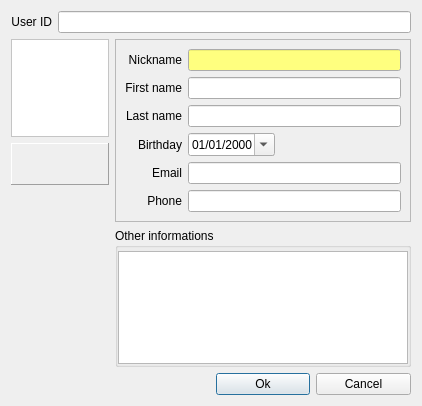
Before: the Qt Designer form src/desktop/GuiEditVCard.ui in hwgao/beebeep, drawn with Qt 5.
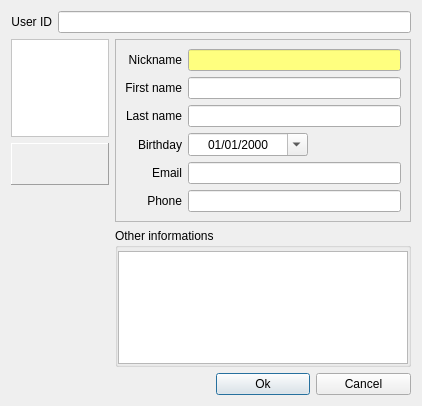
After: the same form once the commit is applied. Icons and pictures are not drawn.

```diff
--- a/src/desktop/GuiEditVCard.ui
+++ b/src/desktop/GuiEditVCard.ui
@@ -247,6 +247,15 @@
       </item>
       <item row="3" column="1">
        <widget class="QDateEdit" name="mp_deBirthday">
+        <property name="minimumSize">
+         <size>
+          <width>120</width>
+          <height>0</height>
+         </size>
+        </property>
+        <property name="alignment">
+         <set>Qt::AlignCenter</set>
+        </property>
         <property name="displayFormat">
          <string notr="true">dd/MM/yyyy</string>
         </property>
```
